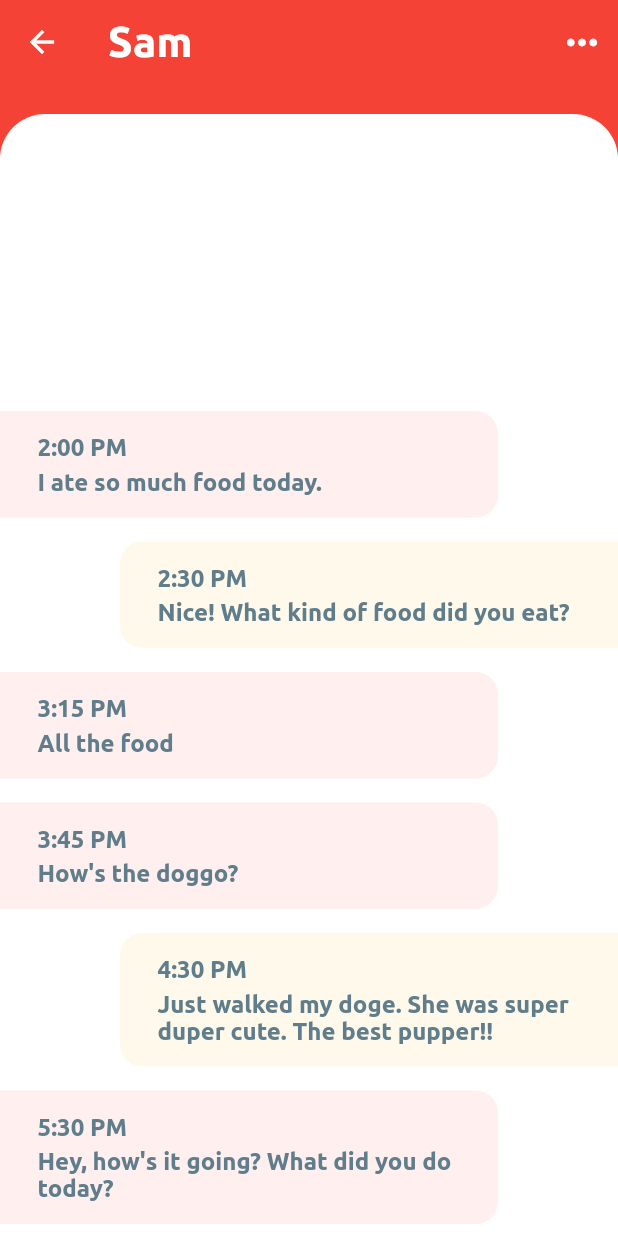
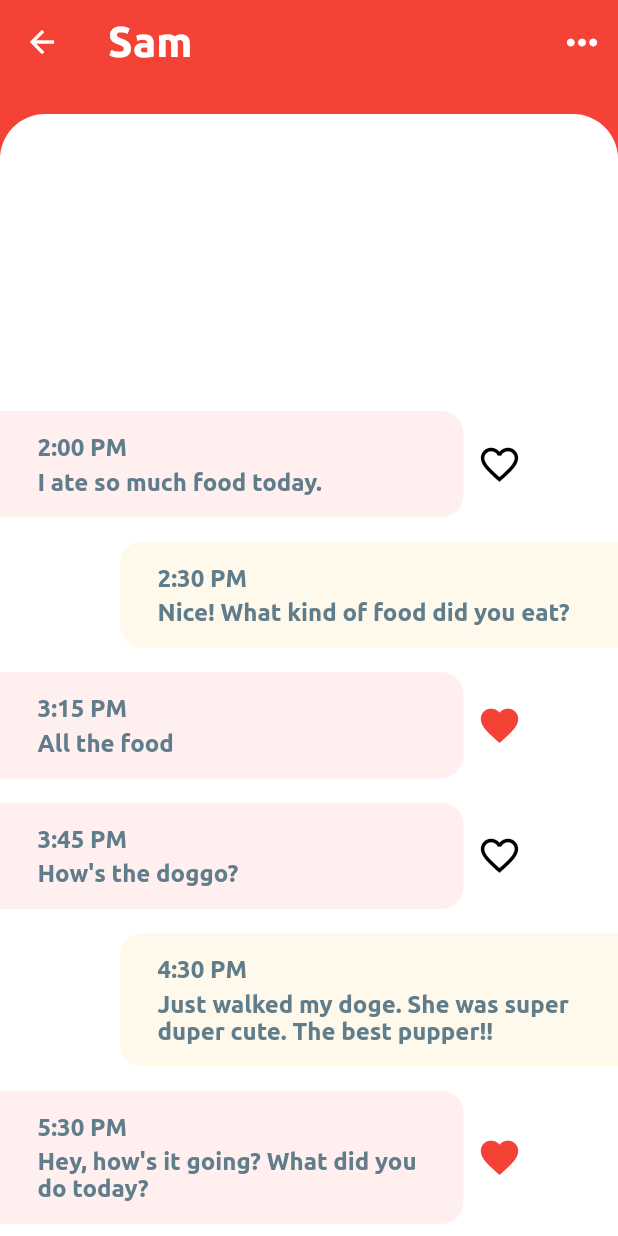
Before and after one commit to SPrio/Flutter-Chat-App, a Flutter app: the screen it shows after launch, after a tap on "Sam", on a phone screen of 412 x 824 dp. Run offline on Flutter 3.47's test engine with Material 2 defaults, Android fonts, the phone set to English and light mode, and no system bars; project files that could hold a hidden picture were left out.

Commit message:
added alignment of messages and like button

```diff
--- a/lib/screens/chat_screen.dart
+++ b/lib/screens/chat_screen.dart
@@ -13,11 +13,12 @@ class ChatScreen extends StatefulWidget {
 
 class _ChatScreenState extends State<ChatScreen> {
   _buildMessage(Message message, bool isMe) {
-    return Container(
+    final Container msg = Container(
         margin: isMe
             ? EdgeInsets.only(top: 8.0, bottom: 8.0, left: 80.0)
-            : EdgeInsets.only(top: 8.0, bottom: 8.0, right: 80.0),
+            : EdgeInsets.only(top: 8.0, bottom: 8.0),
         padding: EdgeInsets.symmetric(horizontal: 25.0, vertical: 15.0),
+        width: MediaQuery.of(context).size.width * 0.75,
         decoration: BoxDecoration(
             color: isMe ? Theme.of(context).accentColor : Color(0xFFFFEFEE),
             borderRadius: isMe
@@ -43,6 +44,22 @@ class _ChatScreenState extends State<ChatScreen> {
                     fontWeight: FontWeight.w600)),
           ],
         ));
+    if (isMe) {
+      return msg;
+    }
+    return Row(
+      children: [
+        msg,
+        IconButton(
+            icon: message.isLiked
+                ? Icon(Icons.favorite)
+                : Icon(Icons.favorite_border),
+            iconSize: 30.0,
+            color:
+                message.isLiked ? Theme.of(context).primaryColor : Colors.black,
+            onPressed: () {})
+      ],
+    );
   }
 
   @override
```
